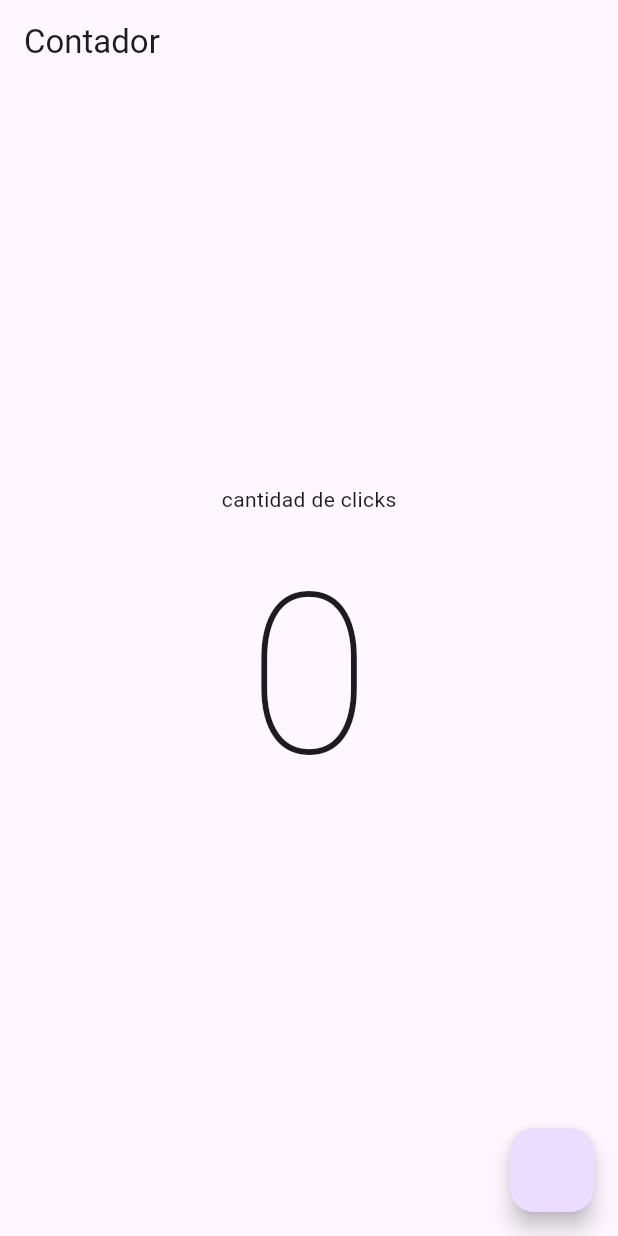
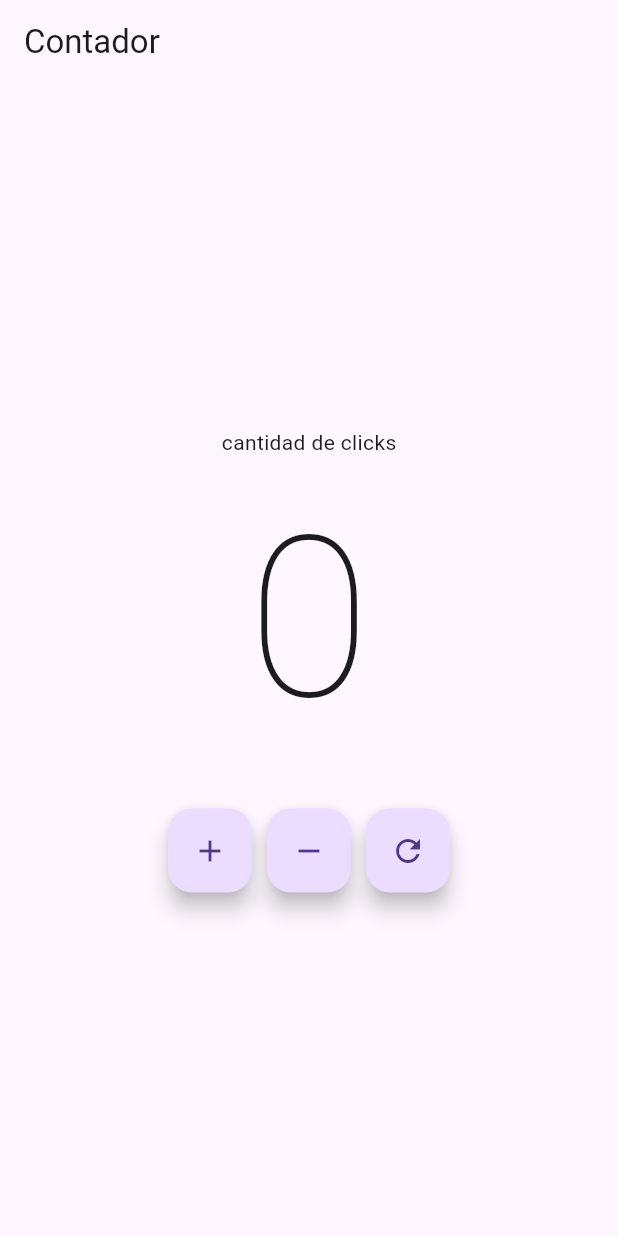
Before and after one commit to RPG141/github-test, a Flutter app: the screen it shows after launch, on a phone screen of 412 x 824 dp. Run offline on Flutter 3.47's test engine with Material 3 defaults, Android fonts, the phone set to English and light mode, and no system bars.

Commit message:
vr 1.1
agregado los nuevos botones a la tarea

```diff
--- a/lib/main.dart
+++ b/lib/main.dart
@@ -2,6 +2,7 @@
 
 import 'package:flutter/material.dart';
 import 'package:newapp/pantallas/contador.dart';
+
 
 void main(){ /// debug del proyecto
   // debug del proyecto
--- a/lib/pantallas/contador.dart
+++ b/lib/pantallas/contador.dart
@@ -1,4 +1,6 @@
 import 'package:flutter/material.dart';
+
+//creando la clase e importando el paquete de flutter al archivo
 
 class contador extends StatefulWidget{
   const contador({super.key});
@@ -7,38 +9,84 @@ class contador extends StatefulWidget{
   State<contador> createState() => _contadorState();
 }
 
+//creando la clase
+
 class _contadorState extends State<contador> {
-  @override
+ int clickcontador = 0; //definiendo la variable
 
-  int clickcontador = 0;
+  // creacion de los botones de suma, resta y reseteo
+
+  void suma() {
+    setState(() {
+      clickcontador++;
+    });
+  }
+
+  void restar() {
+    setState(() {
+      clickcontador--;
+    });
+  }
+
+  void reiniciar() {
+    setState(() {
+      clickcontador = 0;
+    });
+  }
+
   @override
   Widget build(BuildContext context) {
+    //staffold es la plataforma visual para la pantalla
      return Scaffold(
         appBar: AppBar(
           title: Text("Contador"), // texto a mostrar
         ),
+        //estrutura del funcion y la pantalla
             body: Center(
               child: Column(
-                mainAxisAlignment: MainAxisAlignment.center,
+                mainAxisAlignment: MainAxisAlignment.center, //alinea los elementos dentro de un column o row
                 children: [
                   Text("cantidad de clicks"), //texto a mostrar
                   Text( '$clickcontador',
                    style: TextStyle(fontSize:150, fontWeight: FontWeight.w100)),
-              ],)
-        ),
-        floatingActionButton: FloatingActionButton(
-          onPressed: () {
-
-            clickcontador ++;
-            setState(() {});
-
-          },
-
-
-        )
-        );
 
 
 
-  }
+              SizedBox(height: 20), //agrega espacio entre los botones
+
+              //ahora va a mostrar los botones en forma horinzotal
+              Row(
+                mainAxisAlignment: MainAxisAlignment.center,
+                children: [
+
+                    // Funciones
+
+                  FloatingActionButton(
+                    onPressed: suma,
+                    child: Icon(Icons.add),
+                  ),
+
+                  SizedBox(width: 10),
+                  FloatingActionButton(
+                    onPressed: restar,
+                    child: Icon(Icons.remove),
+                  ),
+
+                  SizedBox(width: 10),
+                  FloatingActionButton(
+                    onPressed: reiniciar,
+                    child: Icon(Icons.refresh),
+                  ),
+
+                ],
+               )
+              ]
+            )
+
+          ),
+
+
+        );
+
+    }
 }
```
